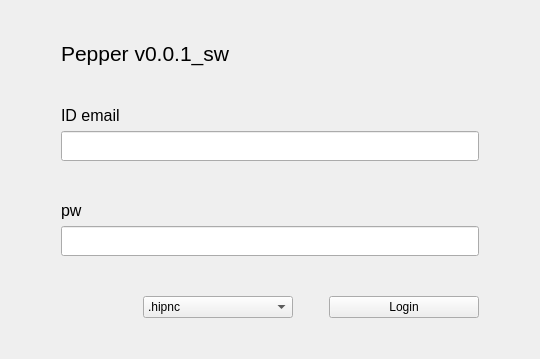
Above: ui_sw/login.ui from NetflixVFX-Ac/BlackPepper before the change. Below: the same form after it.
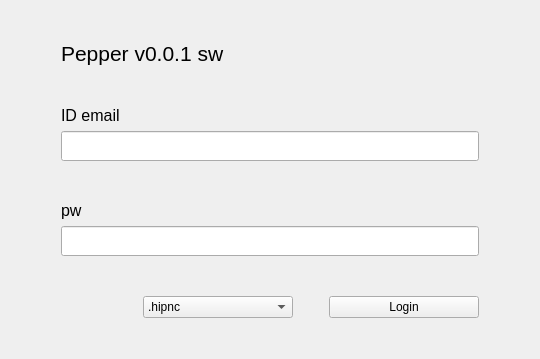
That is the form after the change.

The edit to the form file:
```diff
--- a/ui_sw/login.ui
+++ b/ui_sw/login.ui
@@ -38,7 +38,7 @@
         </font>
        </property>
        <property name="text">
-        <string>Pepper v0.0.1_sw</string>
+        <string>Pepper v0.0.1 sw</string>
        </property>
       </widget>
      </item>
```
Left out of the diff: 8 changed lines with no effect on the pictures.
